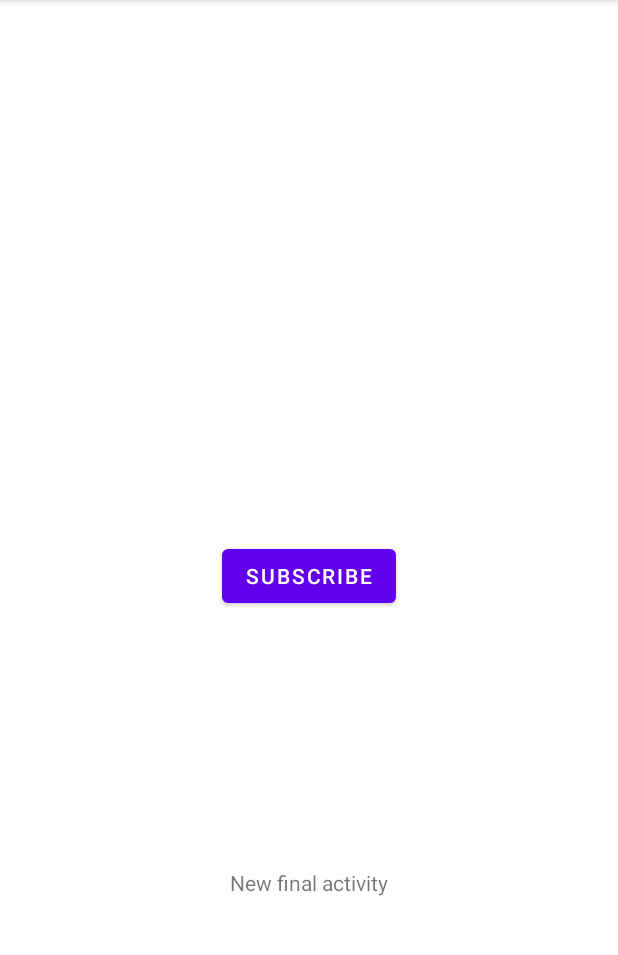
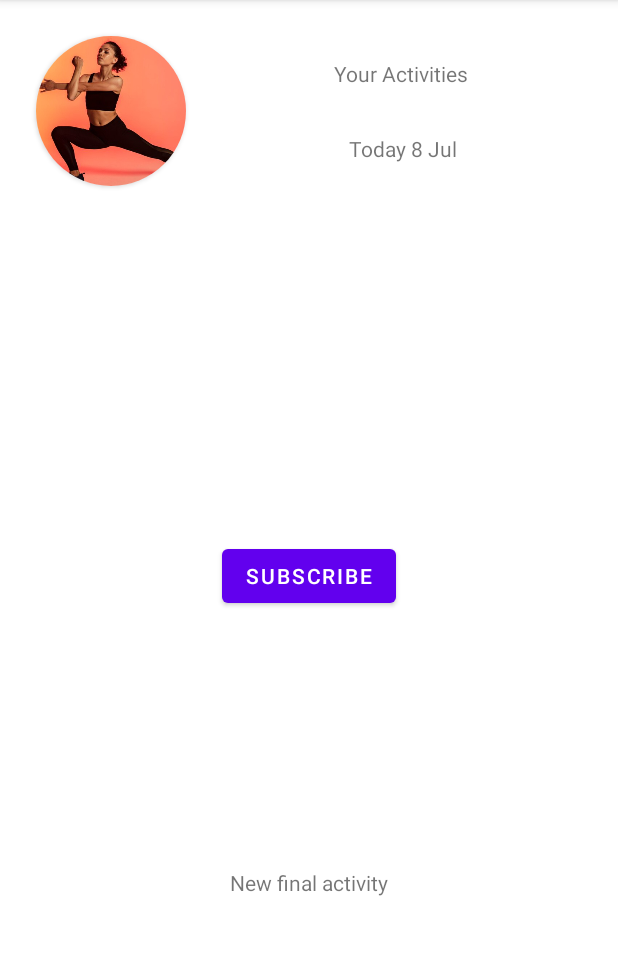
Before and after one commit to SaurabhS120/Fitness, an Android app: the screen it shows after launch (MainActivity), on a phone screen of 412 x 824 dp, the part 84-1039 px from its top. Run offline under Robolectric (Android 15) with nearby library versions, the phone set to English and light mode, and no system bars; our stand-ins replace data binding; 4 statements that could not run were skipped.

Commit message:
Workout img and text added

```diff
--- a/app/src/main/res/layout/activity_fitness.xml
+++ b/app/src/main/res/layout/activity_fitness.xml
@@ -11,6 +11,51 @@
         android:layout_width="match_parent"
         android:layout_height="match_parent"
         tools:context=".MainActivity">
+
+        <androidx.cardview.widget.CardView
+            android:id="@+id/workout_img_card"
+            app:layout_constraintTop_toTopOf="parent"
+            app:layout_constraintLeft_toLeftOf="parent"
+            android:layout_width="wrap_content"
+            android:layout_height="wrap_content"
+            android:layout_margin="24sp"
+            app:cardCornerRadius="100sp">
+            <ImageView
+                app:layout_constraintTop_toTopOf="parent"
+                app:layout_constraintLeft_toLeftOf="parent"
+                android:layout_width="100sp"
+                android:layout_height="100sp"
+                android:src="@drawable/workout"
+                android:scaleType="centerCrop"
+                android:contentDescription="@string/workout_img"/>
+        </androidx.cardview.widget.CardView>
+
+        <LinearLayout
+            android:layout_width="0dp"
+            android:layout_height="0dp"
+            app:layout_constraintTop_toTopOf="@id/workout_img_card"
+            app:layout_constraintLeft_toRightOf="@id/workout_img_card"
+            app:layout_constraintRight_toRightOf="parent"
+            app:layout_constraintBottom_toBottomOf="@id/workout_img_card"
+            android:layout_marginHorizontal="24sp"
+            android:orientation="vertical"
+            android:gravity="center">
+
+            <TextView
+                android:layout_width="wrap_content"
+                android:layout_height="wrap_content"
+                android:text="@string/your_activities"
+                android:layout_weight="1"
+                android:gravity="center"/>
+
+            <TextView
+                android:layout_width="wrap_content"
+                android:layout_height="wrap_content"
+                android:text="@string/dummy_date"
+                android:layout_weight="1"
+                android:gravity="center"/>
+
+        </LinearLayout>
 
         <LinearLayout
             android:orientation="vertical"
@@ -56,7 +101,7 @@
             android:id="@+id/button"
             android:layout_width="wrap_content"
             android:layout_height="wrap_content"
-            android:text="Subscribe"
+            android:text="@string/subscribe"
             app:layout_constraintBottom_toBottomOf="parent"
             app:layout_constraintEnd_toEndOf="parent"
             app:layout_constraintStart_toStartOf="parent"
@@ -65,7 +110,7 @@
         <TextView
             android:layout_height="wrap_content"
             android:layout_width="wrap_content"
-            android:text="New final activity"
+            android:text="@string/new_final_activity"
             app:layout_constraintTop_toBottomOf="@id/button"
             app:layout_constraintLeft_toLeftOf="parent"
             app:layout_constraintRight_toRightOf="parent"
--- a/app/src/main/res/values/strings.xml
+++ b/app/src/main/res/values/strings.xml
@@ -1,3 +1,8 @@
 <resources>
     <string name="app_name">Fitness</string>
+    <string name="workout_img">Workout img</string>
+    <string name="your_activities">Your Activities</string>
+    <string name="dummy_date">Today 8 Jul</string>
+    <string name="subscribe">Subscribe</string>
+    <string name="new_final_activity">New final activity</string>
 </resources>
```
Also changed, not shown: app/src/main/res/drawable/workout.jpg (added).
